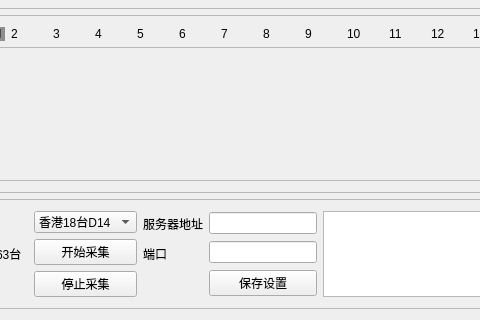
The window that OCRProject/Ui/OcrControl.ui (ThePowerOfSwift/OCR_LIVE_HISTORY) describes before a commit, drawn with Qt 5; both pictures show x 218 to 698 and y 585 to 905 of the 1051 by 905 pixel window.
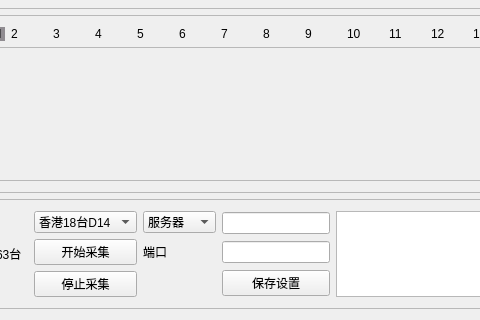
The same window after the commit.

Commit message: 实现了提交双ip 服务器功能。

The edit to the form file:
```diff
--- a/OCRProject/Ui/OcrControl.ui
+++ b/OCRProject/Ui/OcrControl.ui
@@ -1237,10 +1237,22 @@
               <item>
                <layout class="QVBoxLayout" name="verticalLayout_16">
                 <item>
-                 <widget class="QLabel" name="label_38">
-                  <property name="text">
-                   <string>服务器地址</string>
-                  </property>
+                 <widget class="QComboBox" name="serverNameComboBox">
+                  <item>
+                   <property name="text">
+                    <string>服务器</string>
+                   </property>
+                  </item>
+                  <item>
+                   <property name="text">
+                    <string>服务器1</string>
+                   </property>
+                  </item>
+                  <item>
+                   <property name="text">
+                    <string>服务器2</string>
+                   </property>
+                  </item>
                  </widget>
                 </item>
                 <item>
```
The commit also changes 12 other files.
